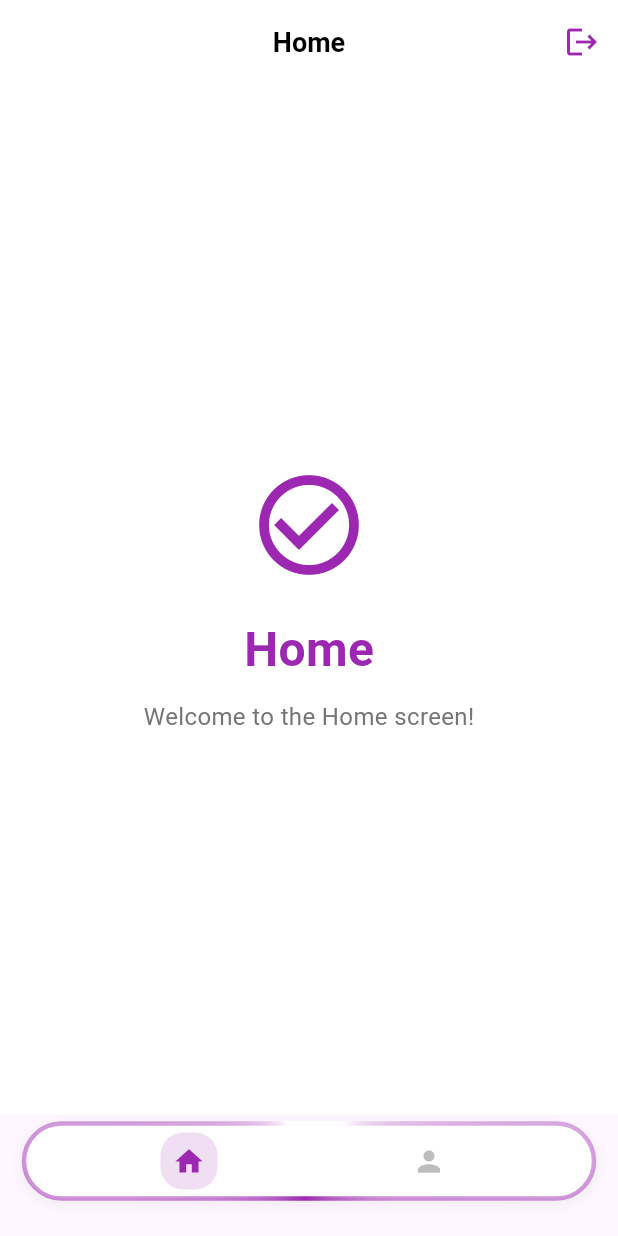
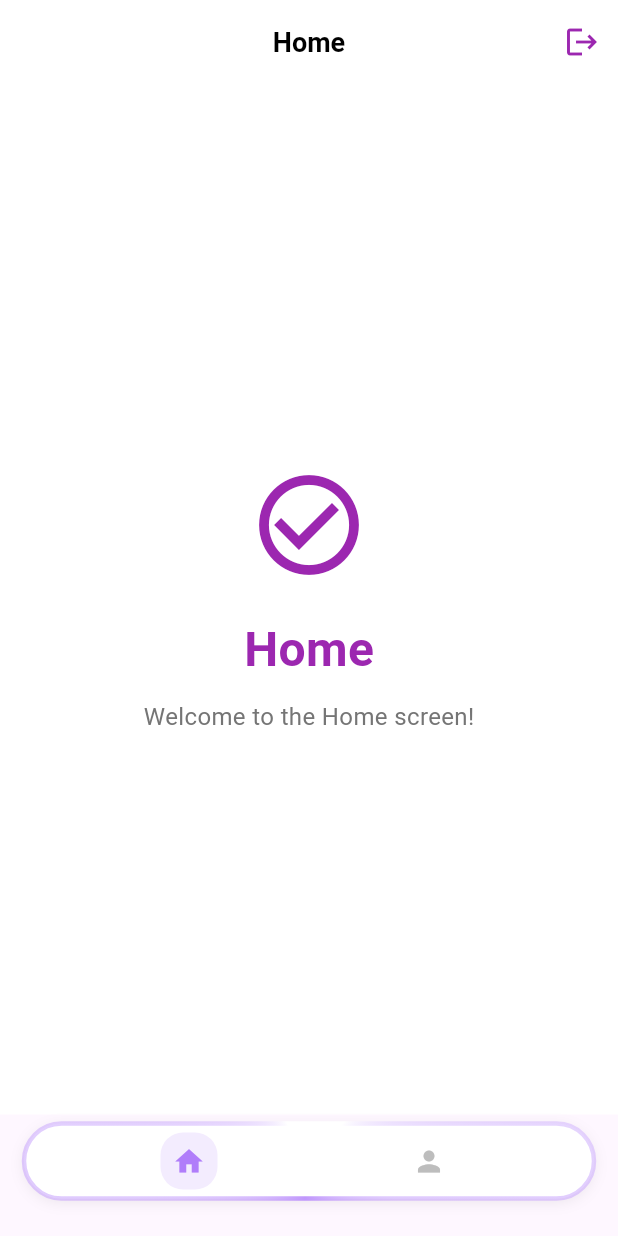
Before and after one commit to Adithyansyam/akshaya-requirements, a Flutter app: the screen it shows once a user with an empty profile is signed in, on a phone screen of 412 x 824 dp. Run offline on Flutter 3.47's test engine with Material 3 defaults, Android fonts, the phone set to English and light mode, and no system bars; our stand-ins replace cloud_firestore, firebase_auth, firebase_core; accounts and stored records are empty.

Commit message:
set up properly nav bar

```diff
--- a/lib/widgets/homepage_navbar.dart
+++ b/lib/widgets/homepage_navbar.dart
@@ -55,7 +55,7 @@ class _HomePageNavBarState extends State<HomePageNavBar>
           return CustomPaint(
             painter: AnimatedBorderPainter(
               animation: _animationController,
-              color: const Color(0xFF9C27B0),
+              color: const Color(0xFFC097FC),
             ),
             child: Container(
               height: 50,
@@ -96,14 +96,14 @@ class _HomePageNavBarState extends State<HomePageNavBar>
         padding: const EdgeInsets.all(8),
         decoration: BoxDecoration(
           color: isSelected
-              ? const Color(0xFF9C27B0).withOpacity(0.15)
+              ? const Color(0xFFB07DFA).withOpacity(0.15)
               : Colors.transparent,
           borderRadius: BorderRadius.circular(15),
         ),
         child: Icon(
           icon,
           color: isSelected
-              ? const Color(0xFF9C27B0)
+              ? const Color(0xFFB07DFA)
               : Colors.grey[400],
           size: 22,
         ),
```
